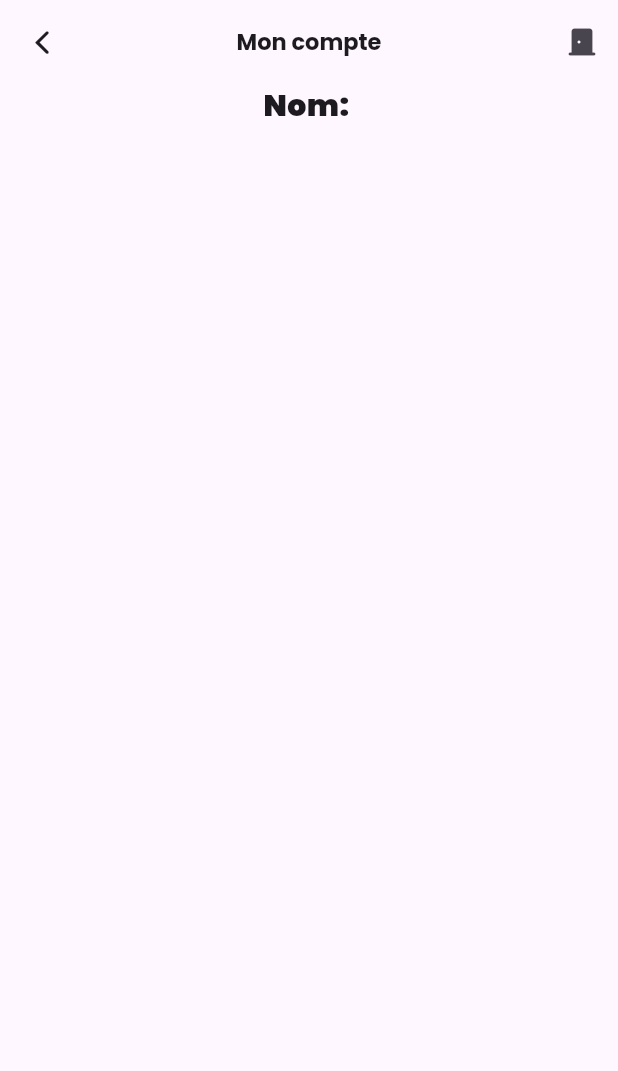
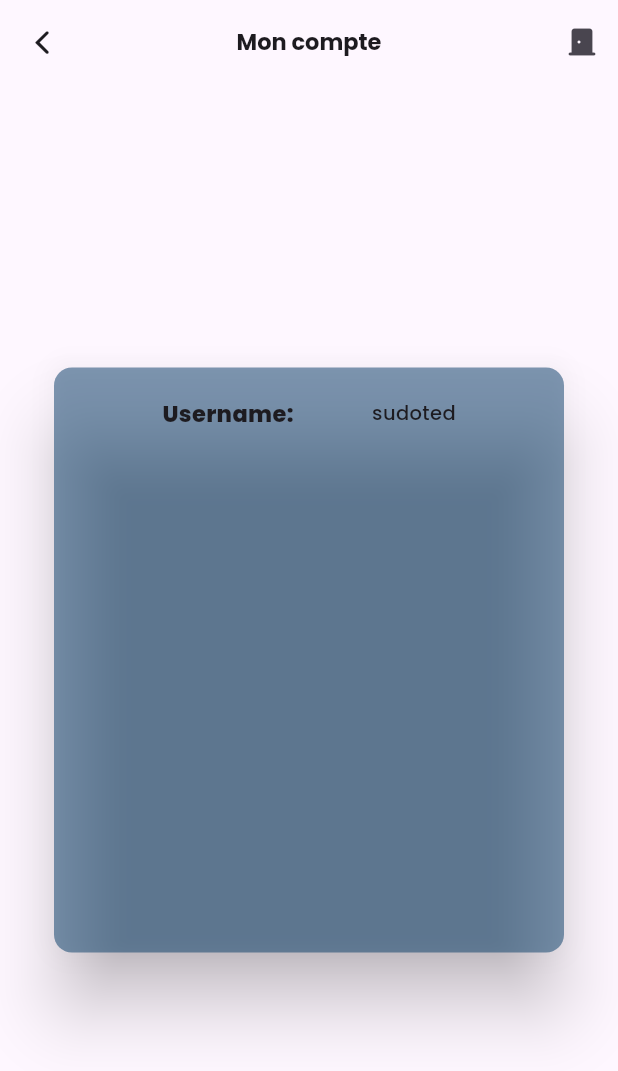
Before and after one commit to josoavj/ai.assistant, a Flutter app: the Profile screen opened directly, on a phone screen of 412 x 824 dp. Shown: the top 1071 px of the screen. Run offline on Flutter 3.47's test engine with Material 3 defaults, Android fonts, the phone set to English and light mode, and no system bars; our stand-ins replace firebase_core, flutter_markdown, google_fonts, google_generative_ai; accounts and stored records are empty.

Commit message:
style: Profile card

```diff
--- a/lib/pages/profile.dart
+++ b/lib/pages/profile.dart
@@ -54,20 +54,42 @@ class _ProfileState extends State<Profile> {
             });})
         ],
       ),
-      body: Container(
-        alignment: Alignment.center,
+      body: Center(
+        child: Card(
+          elevation: 20,
+        color: const Color.fromARGB(129, 4, 58, 102),
+        child: Padding(
+          padding: const EdgeInsets.all(20),
+          child: SizedBox(
+            width: 300,
+            height: 350,
             child: Column(
+              mainAxisSize: MainAxisSize.min,
+              children: [
+                Row(
+                  mainAxisAlignment: MainAxisAlignment.spaceEvenly,
                   children: [
                     Text(
-              "Nom: ",
+                      "Username:",
                       style: GoogleFonts.poppins(
-                fontSize: 20,
-                fontWeight: FontWeight.w900,
+                        fontSize: 15,
+                        fontWeight: FontWeight.w800,
+                      )),
+                    Text(
+                      "sudoted",
+                      style: GoogleFonts.poppins(
+                        fontSize: 13,
+                        fontWeight: FontWeight.w500
                       ),
+                    )
+                  ],
                 ),
               ],
             ),
           ),
+          ),
+        ),
+      )
     );
   }
 }
```
Lines whose indentation alone changed are shown as unchanged.
